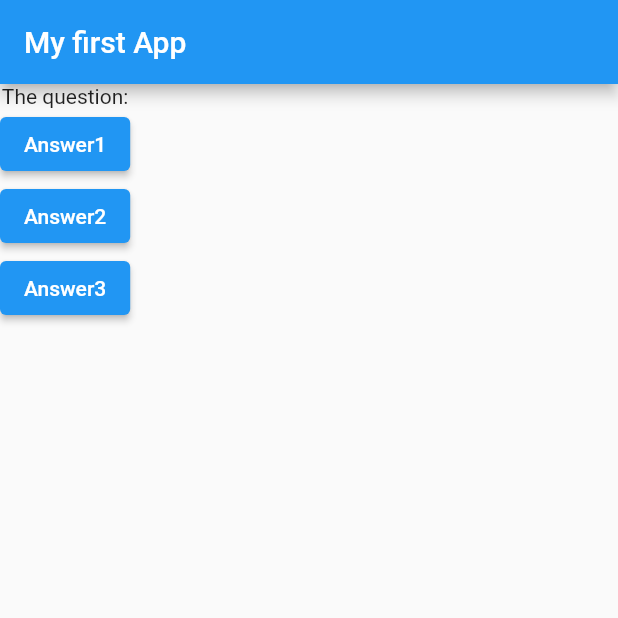
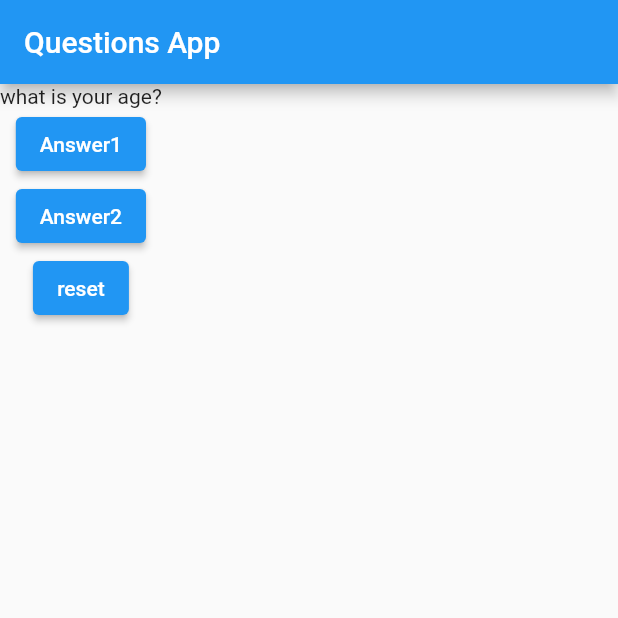
Before and after one commit to El-Neweshy/flutter_first_app, a Flutter app: the screen it shows after launch, after a tap on "Answer1", on a phone screen of 412 x 824 dp, the top half of it. Run offline on Flutter 3.47's test engine with Material 2 defaults, Android fonts, the phone set to English and light mode, and no system bars.

```diff
--- a/lib/main.dart
+++ b/lib/main.dart
@@ -2,11 +2,33 @@ import 'package:flutter/material.dart';
 
 void main() => runApp(MyApp());
 
-class MyApp extends StatelessWidget {
-  var questions = ['What is your name', 'what is your age'];
+class MyApp extends StatefulWidget {
+  @override
+  State<MyApp> createState() => _MyAppState();
+}
+
+class _MyAppState extends State<MyApp> {
+  var questions = [
+    'What is your name?',
+    'what is your age?',
+    'What is your class?'
+  ];
+
+  var questionIndex = 0;
 
   void answerQuestion() {
-    print('answered');
+    setState(() {
+      questionIndex += 1;
+    });
+    print('done answered');
+  }
+
+  void resetQuestionIndex() {
+    setState(() {
+      questionIndex = 0;
+    });
+
+    print('reset done');
   }
 
   @override
@@ -14,15 +36,14 @@ class MyApp extends StatelessWidget {
     return MaterialApp(
       home: Scaffold(
         appBar: AppBar(
-          title: Text('My first App'),
+          title: Text('Questions App'),
         ),
         body: Column(
           children: [
-            Text('The question:'),
+            Text(questions[questionIndex]),
             ElevatedButton(child: Text('Answer1'), onPressed: answerQuestion),
             ElevatedButton(child: Text('Answer2'), onPressed: answerQuestion),
-            ElevatedButton(
-                child: Text('Answer3'), onPressed: () => print('yeah')),
+            ElevatedButton(child: Text('reset'), onPressed: resetQuestionIndex),
           ],
         ),
       ),
```
